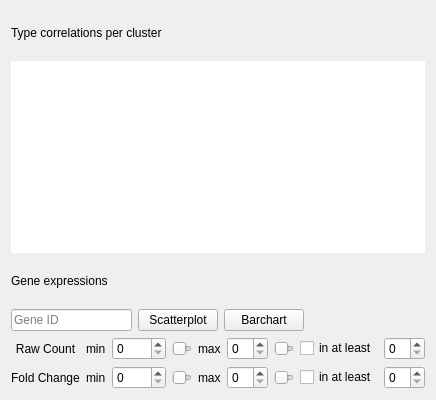
The window that TabWidget.ui (KaikiasVind/CellBadger) describes before a commit, drawn with Qt 5.
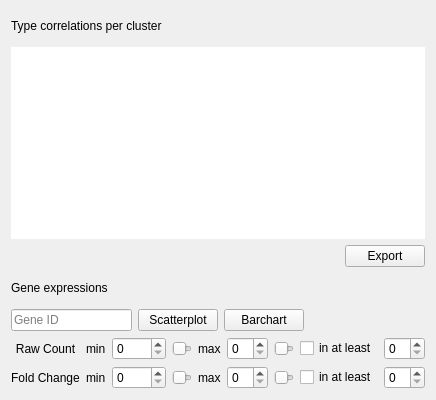
The same window after the commit.

Commit message:
Added a basic export function for the correlation table.
The values of the correlation table can now be exportet 1:1 to csv.

The edit to the form file:
```diff
--- a/TabWidget.ui
+++ b/TabWidget.ui
@@ -95,6 +95,30 @@
      </item>
     </layout>
    </item>
+   <item>
+    <layout class="QHBoxLayout" name="horizontalLayout">
+     <item>
+      <spacer name="horizontalSpacer">
+       <property name="orientation">
+        <enum>Qt::Horizontal</enum>
+       </property>
+       <property name="sizeHint" stdset="0">
+        <size>
+         <width>40</width>
+         <height>20</height>
+        </size>
+       </property>
+      </spacer>
+     </item>
+     <item>
+      <widget class="QPushButton" name="pushButton">
+       <property name="text">
+        <string>Export</string>
+       </property>
+      </widget>
+     </item>
+    </layout>
+   </item>
    <item>
     <widget class="QLabel" name="labelGeneExpressions">
      <property name="text">
```
The commit also changes 2 other files.
